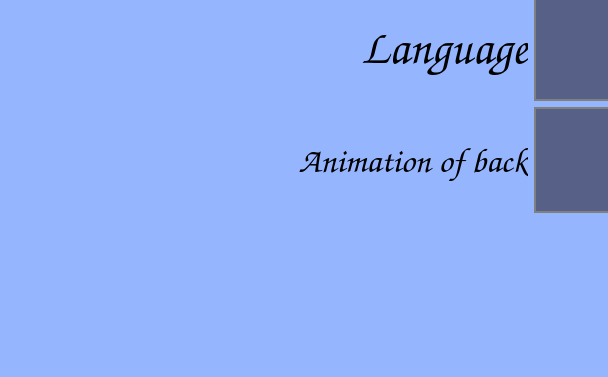
The window that SettingsScreen.ui (sevaphasol/15Puzzle) describes before a commit, drawn with Qt 5; both pictures show x 0 to 608 and y 308 to 685 of the 1063 by 685 pixel window.
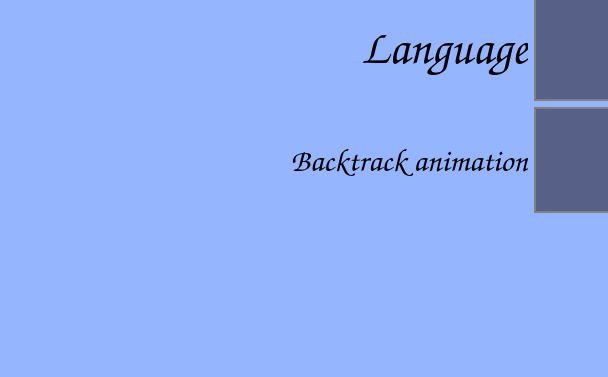
The same window after the commit.

What changed in the file:
```diff
--- a/SettingsScreen.ui
+++ b/SettingsScreen.ui
@@ -134,11 +134,11 @@
        <property name="font">
         <font>
          <family>Comic Sans MS</family>
-         <pointsize>26</pointsize>
+         <pointsize>24</pointsize>
         </font>
        </property>
        <property name="text">
-        <string>Animation of back</string>
+        <string>Backtrack animation</string>
        </property>
        <property name="alignment">
         <set>Qt::AlignRight|Qt::AlignTrailing|Qt::AlignVCenter</set>
```
